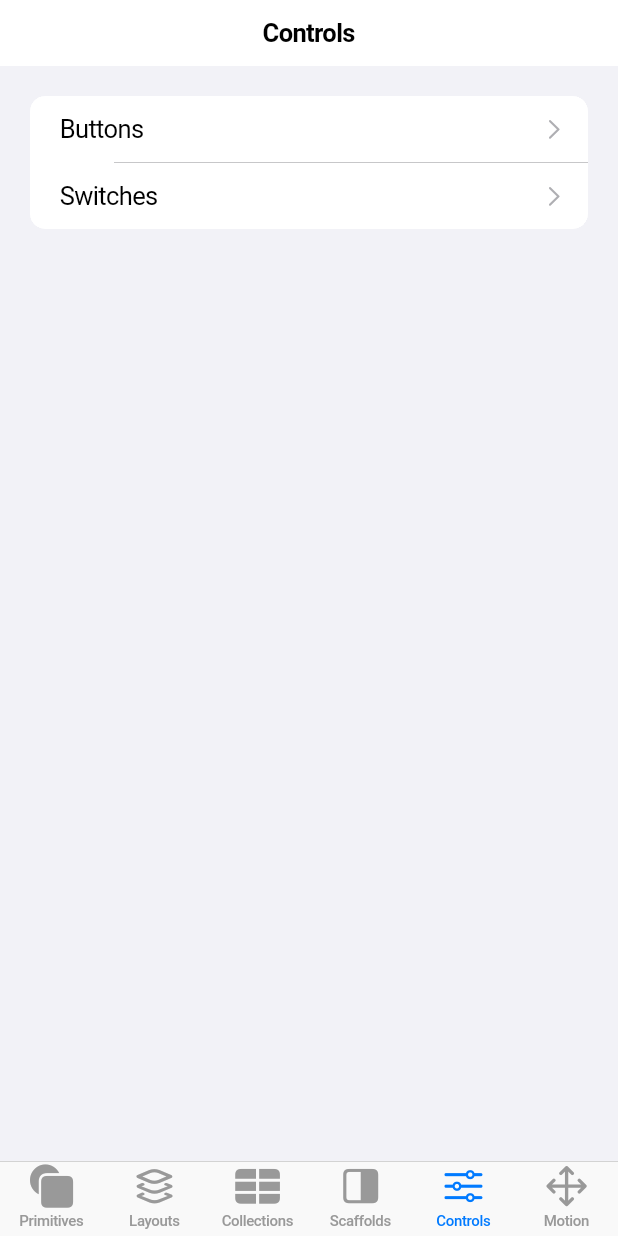
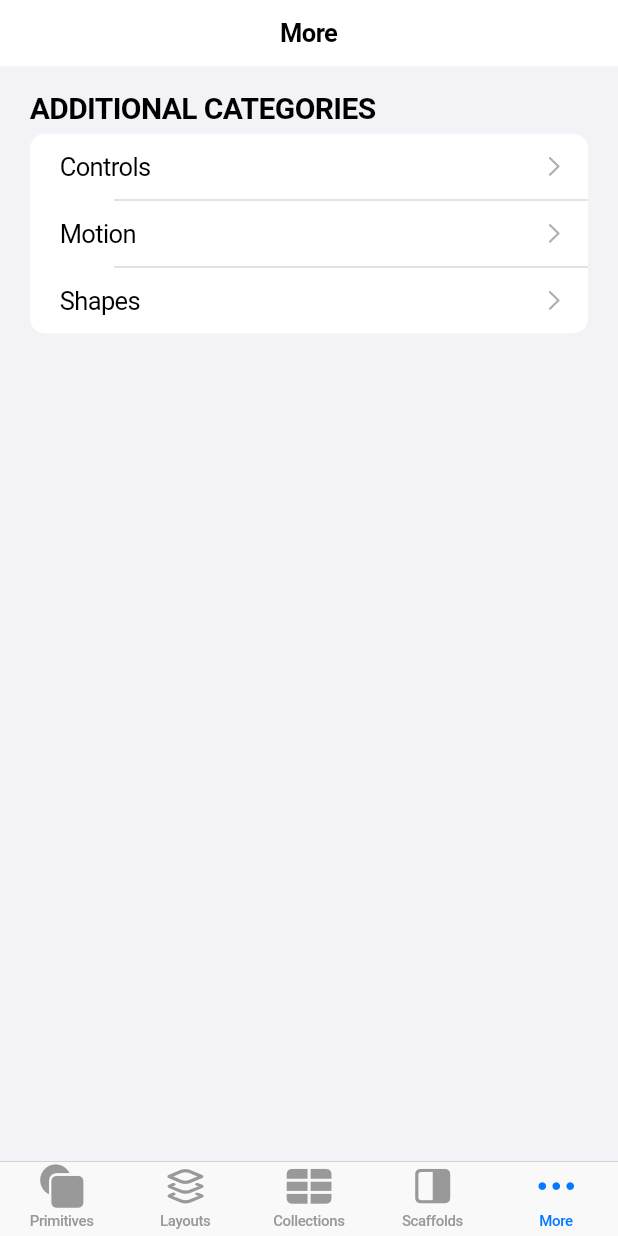
Before and after one commit to Flutter-Bounty-Hunters/swift_ui, a Flutter app: the screen it shows after launch, item 5 of the bottom bar chosen, on a phone screen of 412 x 824 dp. Run offline on Flutter 3.47's test engine with Material 3 defaults, Android fonts, the phone set to English and light mode, and no system bars.

```diff
--- a/example/lib/home_screen.dart
+++ b/example/lib/home_screen.dart
@@ -1,9 +1,11 @@
 import 'package:example/collections/collection_examples.dart';
 import 'package:example/controls/controls_examples.dart';
+import 'package:example/infrastructure/inventory_page.dart';
 import 'package:example/layouts/layout_examples.dart';
 import 'package:example/motion/motion_examples.dart';
 import 'package:example/primitives/primitive_examples.dart';
 import 'package:example/scaffolds/scaffold_examples.dart';
+import 'package:example/shapes/shapes_examples.dart';
 import 'package:flutter/cupertino.dart';
 
 class HomeScreen extends StatefulWidget {
@@ -29,9 +31,7 @@ class _HomeScreenState extends State<HomeScreen> {
           case 3:
             return const ScaffoldsPage();
           case 4:
-            return const ControlsPage();
-          case 5:
-            return const MotionPage();
+            return const OverflowPage();
           default:
             throw Exception("Unknown tab index: $index");
         }
@@ -55,15 +55,41 @@ class _HomeScreenState extends State<HomeScreen> {
             label: "Scaffolds",
           ),
           BottomNavigationBarItem(
-            icon: Icon(CupertinoIcons.slider_horizontal_3),
-            label: "Controls",
-          ),
-          BottomNavigationBarItem(
-            icon: Icon(CupertinoIcons.move),
-            label: "Motion",
+            icon: Icon(CupertinoIcons.ellipsis),
+            label: "More",
           ),
         ],
       ),
     );
   }
 }
+
+class OverflowPage extends StatelessWidget {
+  const OverflowPage({super.key});
+
+  @override
+  Widget build(BuildContext context) {
+    return InventoryPage(
+      title: "More",
+      groups: [
+        InventoryGroup(
+          title: 'ADDITIONAL CATEGORIES',
+          items: [
+            InventoryItem(
+              label: "Controls",
+              pageBuilder: (context) => const ControlsPage(),
+            ),
+            InventoryItem(
+              label: "Motion",
+              pageBuilder: (context) => const MotionPage(),
+            ),
+            InventoryItem(
+              label: "Shapes",
+              pageBuilder: (context) => const ShapesPage(),
+            ),
+          ],
+        ),
+      ],
+    );
+  }
+}
--- a/lib/swift_ui.dart
+++ b/lib/swift_ui.dart
@@ -19,6 +19,8 @@ export 'src/layout_adjustments/frame.dart';
 
 // Shapes
 export 'src/shapes/ellipse.dart';
+export 'src/shapes/rectangle.dart';
+export 'src/shapes/shape_style.dart';
 
 // Infrastructure
 export 'src/infrastructure/late_bound_build.dart';
```
Also changed, not shown: example/lib/shapes/rectangle.dart (added, +38 -0 lines), example/lib/shapes/shapes_examples.dart (added, +25 -0 lines), lib/src/layout_adjustments/frame.dart (+14 -0 lines), lib/src/shapes/rectangle.dart (added, +22 -0 lines), lib/src/shapes/shape_style.dart (added, +15 -0 lines), 7 other files.
